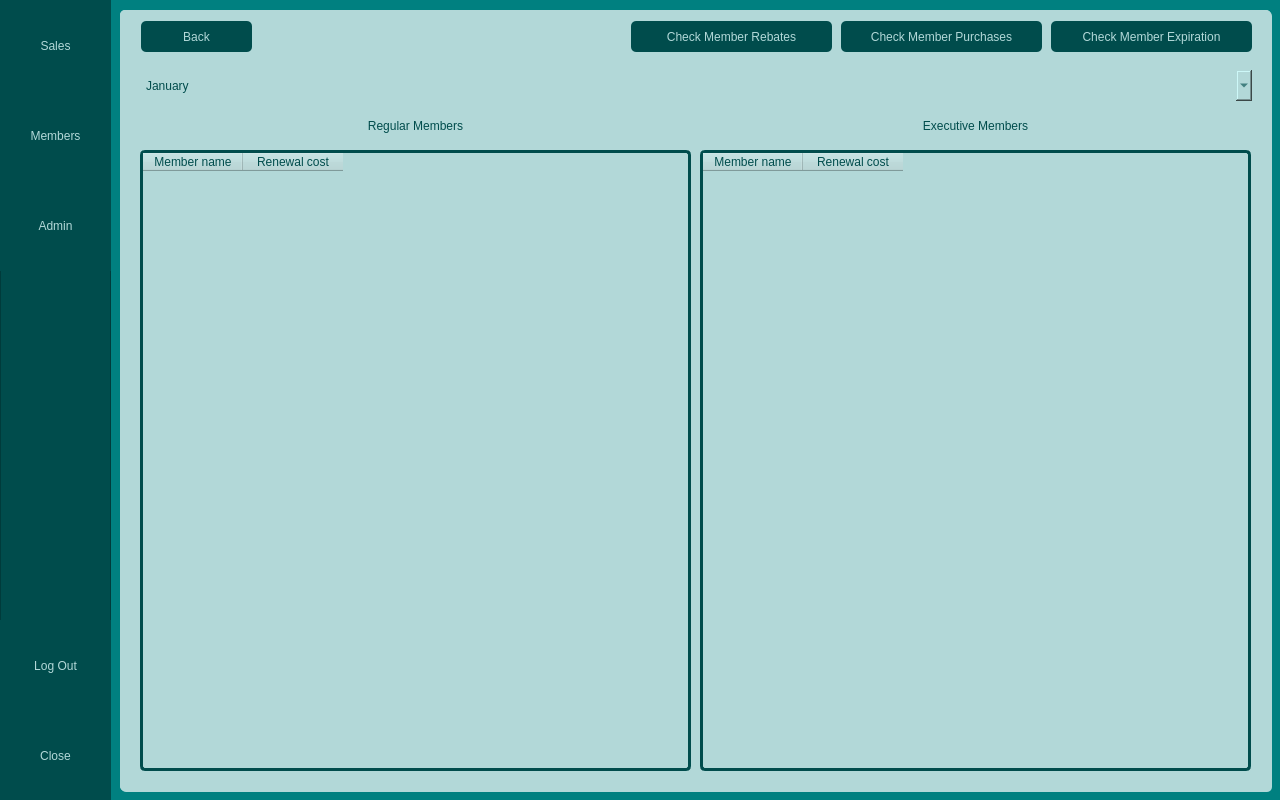
Before: the Qt Designer form mainwindow.ui in schwei322/CS1C-Project2, drawn with Qt 5.
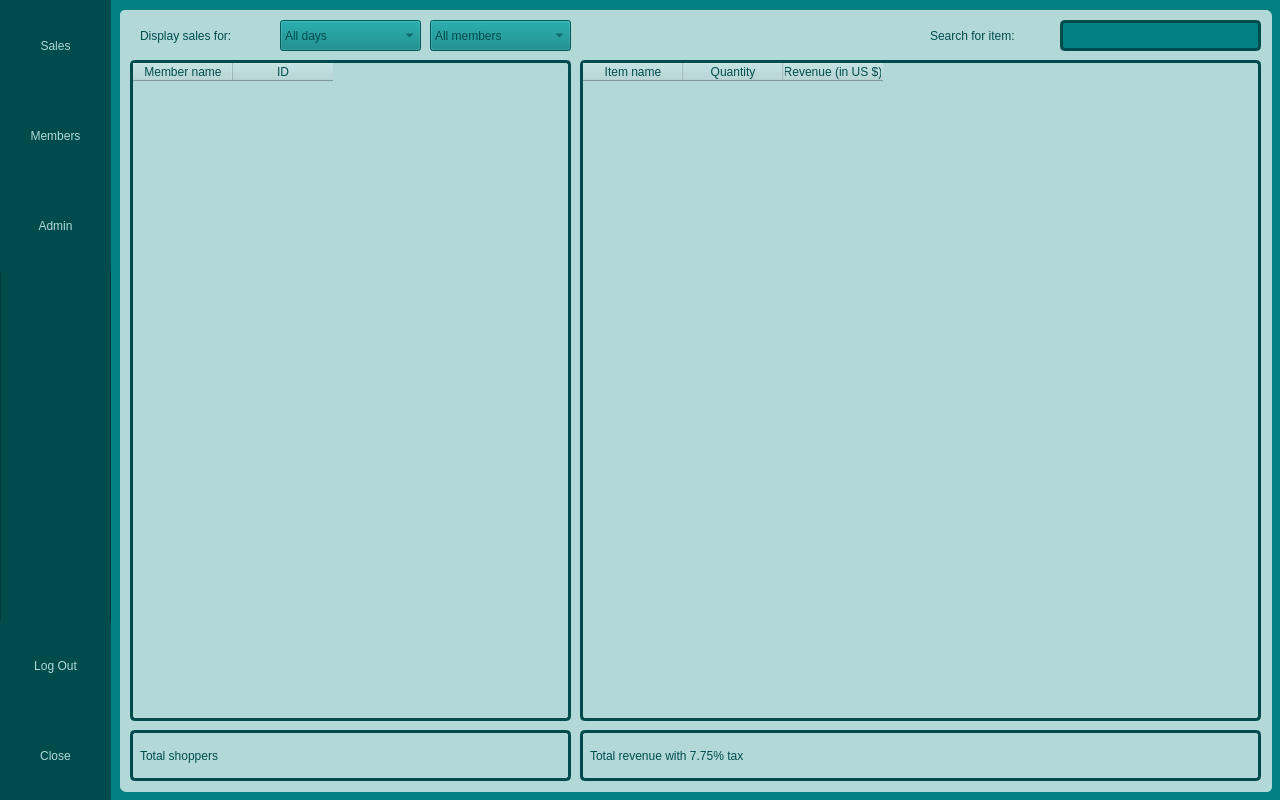
After: the same form once the commit is applied.

Commit message: Add tax calculation to revenue

Patch:
```diff
--- a/mainwindow.ui
+++ b/mainwindow.ui
@@ -1119,7 +1119,7 @@
         <rect>
          <x>10</x>
          <y>10</y>
-         <width>111</width>
+         <width>381</width>
          <height>31</height>
         </rect>
        </property>
@@ -1128,7 +1128,7 @@
 font: 87 12pt &quot;Segoe UI Semibold&quot;;</string>
        </property>
        <property name="text">
-        <string>Total revenue:</string>
+        <string>Total revenue with 7.75% tax</string>
        </property>
       </widget>
       <widget class="QLabel" name="salesRevDisplay">
@@ -1190,7 +1190,7 @@
 font: 87 12pt &quot;Segoe UI Semibold&quot;;</string>
        </property>
        <property name="text">
-        <string>Total shoppers:</string>
+        <string>Total shoppers</string>
        </property>
       </widget>
       <widget class="QLabel" name="salesShoppersDisplay">
@@ -1300,8 +1300,8 @@
     </widget>
     <zorder>admin</zorder>
     <zorder>sidebar</zorder>
-    <zorder>sales</zorder>
     <zorder>members</zorder>
+    <zorder>sales</zorder>
    </widget>
   </widget>
  </widget>
```
The commit also changes 1 other file.
